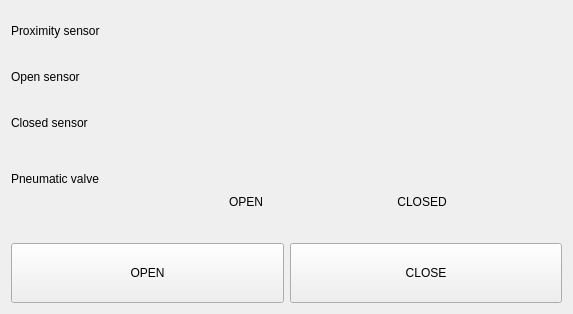
This is GUI/forms/ToolChanger.ui in piotrpodlaski/rimokun as Qt 5 draws it before an edit. The edited form follows.
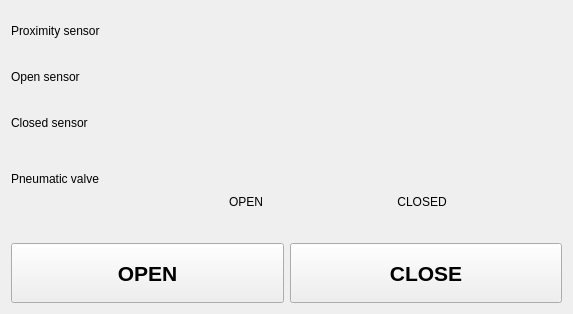
This is the edited form. Custom widgets are drawn as their Qt base class.

Patch:
```diff
--- a/GUI/forms/ToolChanger.ui
+++ b/GUI/forms/ToolChanger.ui
@@ -390,6 +390,12 @@
          <height>60</height>
         </size>
        </property>
+       <property name="font">
+        <font>
+         <pointsize>16</pointsize>
+         <bold>true</bold>
+        </font>
+       </property>
        <property name="text">
         <string>OPEN</string>
        </property>
@@ -409,6 +415,13 @@
          <height>60</height>
         </size>
        </property>
+       <property name="font">
+        <font>
+         <pointsize>16</pointsize>
+         <bold>true</bold>
+         <kerning>true</kerning>
+        </font>
+       </property>
        <property name="text">
         <string>CLOSE</string>
        </property>
```
